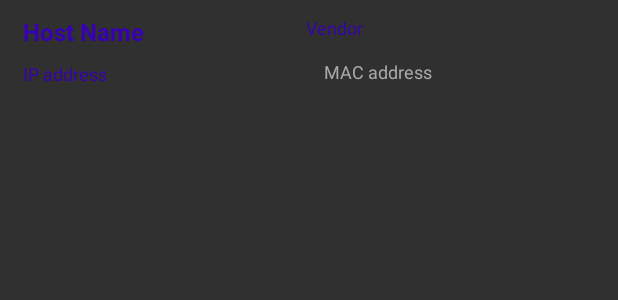
After one commit to chungheon/FYPPacketSniffer, an Android app: the layout layout_devicelistitemold.xml on its own in the app's theme, with its tools: preview values and no code run, on a phone screen of 412 x 824 dp. The commit adds this screen. Shown: the top 300 px of the screen. Run offline under Robolectric (Android 15) with nearby library versions, the phone set to English and light mode, and no system bars.

Commit message:
Allows Min SDK 17

```diff
--- a/FYPPacketSniffer/app/build.gradle
+++ b/FYPPacketSniffer/app/build.gradle
@@ -4,7 +4,7 @@ android {
     compileSdkVersion 28
     defaultConfig {
         applicationId "fyp.com.packetsniffer"
-        minSdkVersion 26
+        minSdkVersion 17
         targetSdkVersion 28
         versionCode 1
         versionName "1.0"
--- a/FYPPacketSniffer/app/src/main/AndroidManifest.xml
+++ b/FYPPacketSniffer/app/src/main/AndroidManifest.xml
@@ -16,8 +16,7 @@
         android:roundIcon="@mipmap/ic_launcher_round"
         android:supportsRtl="true"
         android:theme="@style/MyToolbarTheme">
-        <activity android:name=".MainActivity"
-            android:screenOrientation="portrait">
+        <activity android:name=".MainActivity">
             <intent-filter>
                 <action android:name="android.intent.action.MAIN" />
 
--- /dev/null
+++ b/FYPPacketSniffer/app/src/main/res/layout/layout_devicelistitemold.xml
@@ -0,0 +1,73 @@
+<?xml version="1.0" encoding="utf-8"?>
+<LinearLayout
+    xmlns:android="http://schemas.android.com/apk/res/android"
+    xmlns:app="http://schemas.android.com/apk/res-auto"
+    xmlns:tools="http://schemas.android.com/tools"
+    android:layout_width="match_parent"
+    android:layout_height="wrap_content"
+    android:orientation="vertical"
+    android:weightSum="100"
+    android:id="@+id/parent_layout_device">
+
+    <android.support.constraint.ConstraintLayout
+        android:layout_width="match_parent"
+        android:layout_height="wrap_content">
+
+        <TextView
+            android:id="@+id/hostname"
+            android:layout_width="204dp"
+            android:layout_height="wrap_content"
+            android:ellipsize="marquee"
+            android:maxLength="15"
+            android:paddingLeft="15dp"
+            android:paddingTop="10dp"
+            android:paddingBottom="3dp"
+            android:singleLine="true"
+            android:text="Host Name"
+            android:textColor="@color/design_default_color_primary_dark"
+            android:textSize="16sp"
+            android:textStyle="bold"
+            tools:layout_editor_absoluteX="0dp"
+            tools:layout_editor_absoluteY="0dp" />
+
+        <TextView
+            android:id="@+id/vendor"
+            android:layout_width="140dp"
+            android:layout_height="34dp"
+            android:ellipsize="marquee"
+            android:paddingTop="10dp"
+            android:paddingBottom="5dp"
+            android:singleLine="true"
+            android:text="Vendor"
+            android:textColor="@color/design_default_color_primary_dark"
+            android:textSize="12sp"
+            app:layout_constraintStart_toEndOf="@+id/hostname"
+            tools:layout_editor_absoluteY="0dp" />
+
+        <TextView
+            android:id="@+id/ipaddr"
+            android:layout_width="216dp"
+            android:layout_height="wrap_content"
+            android:paddingLeft="15dp"
+            android:paddingTop="5dp"
+            android:paddingBottom="10dp"
+            android:text="IP address"
+            android:textColor="@color/design_default_color_primary_dark"
+            android:textSize="12sp"
+            app:layout_constraintTop_toBottomOf="@+id/hostname" />
+
+        <TextView
+            android:id="@+id/mac"
+            android:layout_width="168dp"
+            android:layout_height="wrap_content"
+            android:paddingTop="5dp"
+            android:paddingBottom="10dp"
+            android:text="MAC address"
+            android:textColor="#A9A9A9"
+            android:textSize="12sp"
+            app:layout_constraintStart_toEndOf="@+id/ipaddr"
+            app:layout_constraintTop_toBottomOf="@+id/vendor" />
+
+    </android.support.constraint.ConstraintLayout>
+
+</LinearLayout>
```
Also changed, not shown: FYPPacketSniffer/app/src/main/java/fyp/com/packetsniffer/Fragments/DevicesConnected/DeviceConnectFragment.java (+75 -5 lines), FYPPacketSniffer/app/src/main/java/fyp/com/packetsniffer/Fragments/DevicesConnected/RecyclerViewDeviceAdapter.java (+7 -1 lines), FYPPacketSniffer/app/src/main/java/fyp/com/packetsniffer/Fragments/WifiInfo/WifiInfoFragment.java (+13 -4 lines).
